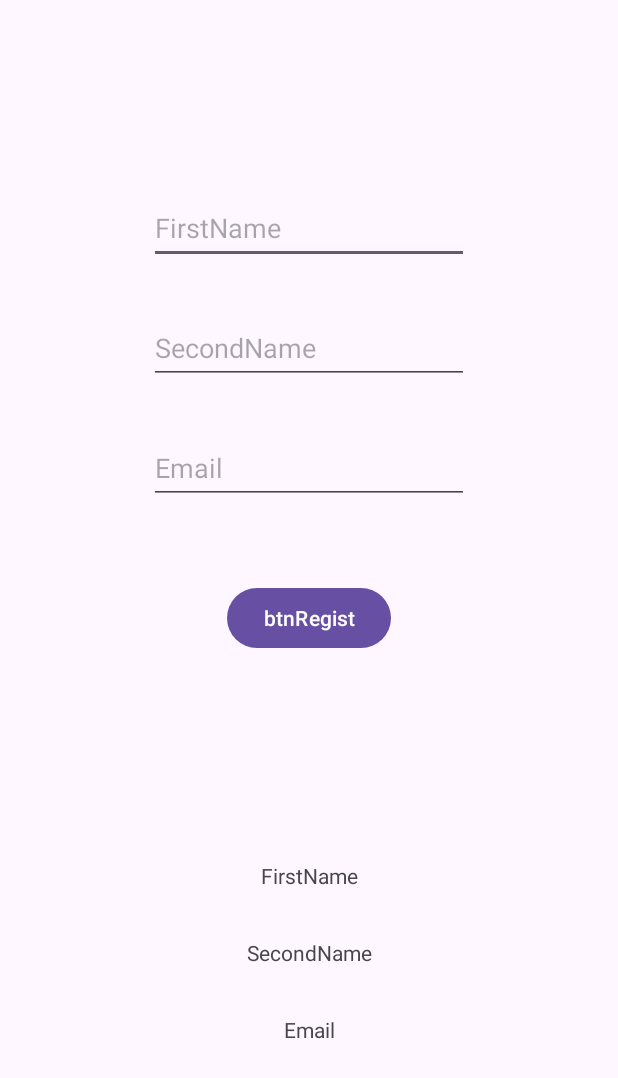
After one commit to coryTuyaoqing/SmartDoorBell, an Android app: the Profile screen opened directly, with no data from a screen before it, on a phone screen of 412 x 824 dp. The commit adds this screen. Shown: the top 1078 px of the screen. Run offline under Robolectric (Android 15) with nearby library versions, the phone set to English and light mode, and no system bars.

Commit message:
Add Profile activity (v1.1)

```diff
--- a/app/src/main/AndroidManifest.xml
+++ b/app/src/main/AndroidManifest.xml
@@ -13,6 +13,9 @@
         android:theme="@style/Theme.SmartDoorBell"
         tools:targetApi="31">
         <activity
+            android:name=".Profile"
+            android:exported="false" />
+        <activity
             android:name=".MainActivity"
             android:exported="true">
             <intent-filter>
--- a/app/src/main/java/com/example/smartdoorbell/MainActivity.java
+++ b/app/src/main/java/com/example/smartdoorbell/MainActivity.java
@@ -2,8 +2,10 @@ package com.example.smartdoorbell;
 
 import androidx.appcompat.app.AppCompatActivity;
 
+import android.content.Intent;
 import android.os.Bundle;
 import android.view.View;
+import android.widget.Button;
 import android.widget.EditText;
 import android.widget.TextView;
 
@@ -13,6 +15,15 @@ public class MainActivity extends AppCompatActivity {
     protected void onCreate(Bundle savedInstanceState) {
         super.onCreate(savedInstanceState);
         setContentView(R.layout.activity_main);
+
+        Button btnProfile = findViewById(R.id.btnProfile);
+        btnProfile.setOnClickListener(new View.OnClickListener() {
+            @Override
+            public void onClick(View v) {
+                Intent intent = new Intent(MainActivity.this, Profile.class);
+                startActivity(intent);
+            }
+        });
     }
 
     public void btnOnClick(View view){
--- /dev/null
+++ b/app/src/main/java/com/example/smartdoorbell/Profile.java
@@ -0,0 +1,45 @@
+package com.example.smartdoorbell;
+
+import androidx.appcompat.app.AppCompatActivity;
+
+import android.os.Bundle;
+import android.view.View;
+import android.widget.Button;
+import android.widget.EditText;
+import android.widget.TextView;
+
+public class Profile extends AppCompatActivity {
+
+    private TextView txtFirstName, txtSecondName, txtEmail;
+    Button btnRegister;
+    EditText edtTxtFirstName, edtTxtSecondName, edtTxtEmail;
+
+    @Override
+    protected void onCreate(Bundle savedInstanceState) {
+        super.onCreate(savedInstanceState);
+        setContentView(R.layout.activity_profile);
+
+        initView();
+
+        btnRegister.setOnClickListener(new View.OnClickListener() {
+            @Override
+            public void onClick(View v) {
+                txtFirstName.setText(edtTxtFirstName.getText().toString());
+                txtSecondName.setText(edtTxtSecondName.getText().toString());
+                txtEmail.setText(edtTxtEmail.getText().toString());
+            }
+        });
+    }
+
+    private void initView() {
+        txtFirstName = findViewById(R.id.txtFirstName);
+        txtSecondName = findViewById(R.id.txtSecondName);
+        txtEmail = findViewById(R.id.txtEmail);
+        btnRegister = findViewById(R.id.btnRegist);
+        edtTxtFirstName = findViewById(R.id.edtTxtFirstName);
+        edtTxtSecondName = findViewById(R.id.edtTxtSecondName);
+        edtTxtEmail = findViewById(R.id.edtTxtEmail);
+    }
+
+
+}
--- a/app/src/main/res/layout/activity_main.xml
+++ b/app/src/main/res/layout/activity_main.xml
@@ -17,9 +17,16 @@
             android:layout_width="wrap_content"
             android:layout_height="wrap_content"
             android:text="Screen1"
-            android:textSize="20dp"
+            android:textSize="30dp"
             android:textColor="@color/white"
             android:id="@+id/title"/>
+
+        <Button
+            android:layout_width="wrap_content"
+            android:layout_height="wrap_content"
+            android:layout_alignParentRight="true"
+            android:text="Profile"
+            android:id="@+id/btnProfile"/>
 
     </RelativeLayout>
 
--- /dev/null
+++ b/app/src/main/res/layout/activity_profile.xml
@@ -0,0 +1,90 @@
+<?xml version="1.0" encoding="utf-8"?>
+<androidx.constraintlayout.widget.ConstraintLayout xmlns:android="http://schemas.android.com/apk/res/android"
+    xmlns:app="http://schemas.android.com/apk/res-auto"
+    xmlns:tools="http://schemas.android.com/tools"
+    android:layout_width="match_parent"
+    android:layout_height="match_parent"
+    tools:context=".Profile">
+
+    <TextView
+        android:id="@+id/txtFirstName"
+        android:layout_width="wrap_content"
+        android:layout_height="wrap_content"
+        android:layout_marginBottom="32dp"
+        android:text="FirstName"
+        app:layout_constraintBottom_toTopOf="@+id/txtSecondName"
+        app:layout_constraintEnd_toEndOf="parent"
+        app:layout_constraintStart_toStartOf="parent" />
+
+    <TextView
+        android:id="@+id/txtSecondName"
+        android:layout_width="wrap_content"
+        android:layout_height="wrap_content"
+        android:layout_marginBottom="32dp"
+        android:text="SecondName"
+        app:layout_constraintBottom_toTopOf="@+id/txtEmail"
+        app:layout_constraintEnd_toEndOf="parent"
+        app:layout_constraintStart_toStartOf="parent" />
+
+    <TextView
+        android:id="@+id/txtEmail"
+        android:layout_width="wrap_content"
+        android:layout_height="wrap_content"
+        android:layout_marginBottom="128dp"
+        android:text="Email"
+        app:layout_constraintBottom_toBottomOf="parent"
+        app:layout_constraintEnd_toEndOf="parent"
+        app:layout_constraintStart_toStartOf="parent" />
+
+    <Button
+        android:id="@+id/btnRegist"
+        android:layout_width="wrap_content"
+        android:layout_height="wrap_content"
+        android:text="btnRegist"
+        app:layout_constraintBottom_toBottomOf="parent"
+        app:layout_constraintEnd_toEndOf="parent"
+        app:layout_constraintStart_toStartOf="parent"
+        app:layout_constraintTop_toTopOf="parent" />
+
+    <EditText
+        android:id="@+id/edtTxtFirstName"
+        android:layout_width="wrap_content"
+        android:layout_height="wrap_content"
+        android:layout_marginTop="128dp"
+        android:ems="10"
+        android:hint="FirstName"
+        android:inputType="text"
+        android:minHeight="48dp"
+        android:text=""
+        app:layout_constraintEnd_toEndOf="parent"
+        app:layout_constraintStart_toStartOf="parent"
+        app:layout_constraintTop_toTopOf="parent" />
+
+    <EditText
+        android:id="@+id/edtTxtSecondName"
+        android:layout_width="wrap_content"
+        android:layout_height="wrap_content"
+        android:layout_marginTop="32dp"
+        android:ems="10"
+        android:hint="SecondName"
+        android:inputType="text"
+        android:minHeight="48dp"
+        android:text=""
+        app:layout_constraintEnd_toEndOf="parent"
+        app:layout_constraintStart_toStartOf="parent"
+        app:layout_constraintTop_toBottomOf="@+id/edtTxtFirstName" />
+
+    <EditText
+        android:id="@+id/edtTxtEmail"
+        android:layout_width="wrap_content"
+        android:layout_height="wrap_content"
+        android:layout_marginTop="32dp"
+        android:ems="10"
+        android:hint="Email"
+        android:inputType="text"
+        android:minHeight="48dp"
+        android:text=""
+        app:layout_constraintEnd_toEndOf="parent"
+        app:layout_constraintStart_toStartOf="parent"
+        app:layout_constraintTop_toBottomOf="@+id/edtTxtSecondName" />
+</androidx.constraintlayout.widget.ConstraintLayout>
```
